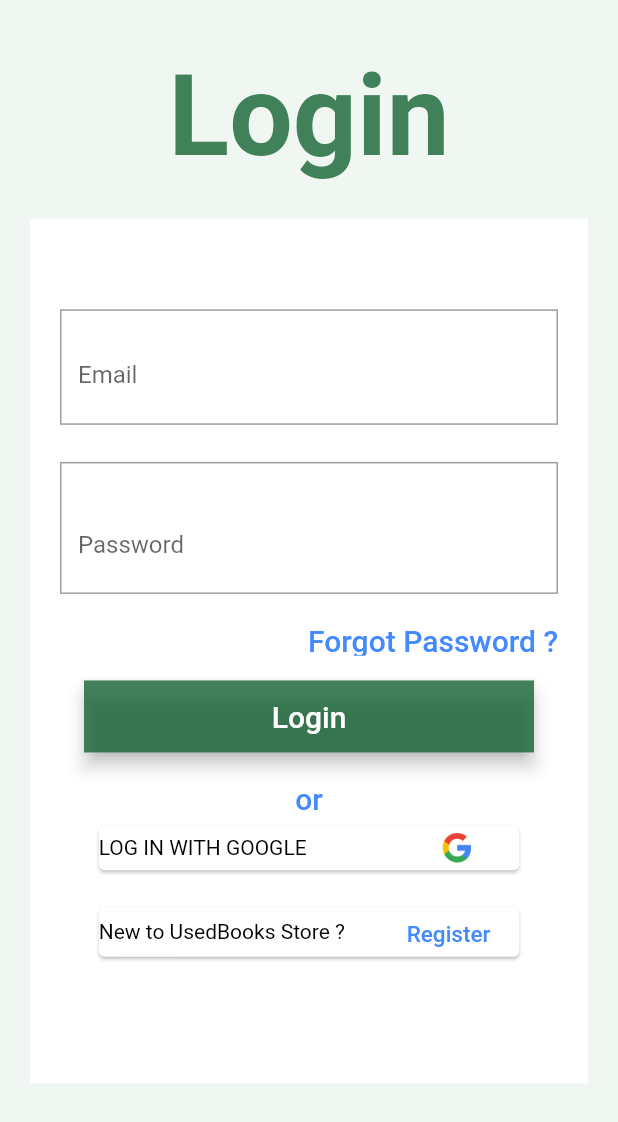
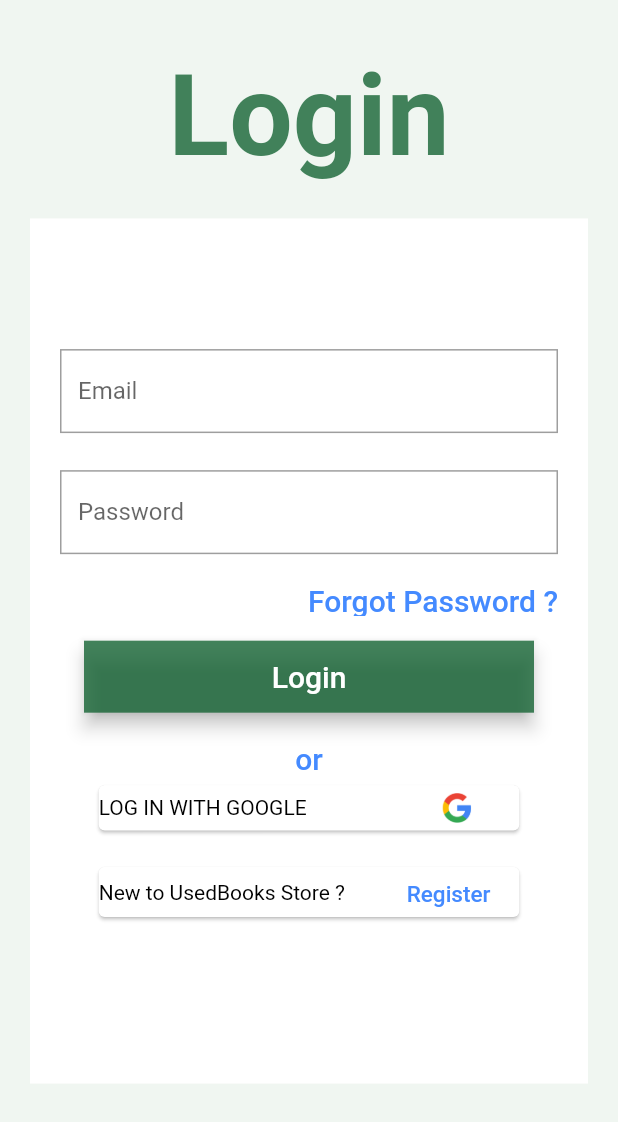
Before and after one commit to dilipbirajadar/firebase_auth_api_bookshop, a Flutter app: the screen it shows after launch, after a tap on "GET STARTED", on a phone screen of 412 x 824 dp. Shown: the top 1122 px of the screen. Run offline on Flutter 3.47's test engine with Material 2 defaults, Android fonts, the phone set to English and light mode, and no system bars; our stand-ins replace getwidget, intl_phone_field, rxdart.

Commit message:
updated login page

```diff
--- a/lib/screens/login_screen.dart
+++ b/lib/screens/login_screen.dart
@@ -24,8 +24,6 @@ class _LoginScreenState extends State<LoginScreen> {
   Widget build(BuildContext context) {
     late Future<LoginSignUpResponse> _clients;
 
-    var width = MediaQuery.of(context).size.width;
-    var height = MediaQuery.of(context).size.height;
 
     final _formKey = GlobalKey<FormState>();
     final emailController = TextEditingController();
@@ -129,7 +127,7 @@ class _LoginScreenState extends State<LoginScreen> {
                       // width: MediaQuery.of(context).size.width * 0.6,
                       child: Center(
                         child: TextField(
-                          style: TextStyle(height: 2.3),
+                          style: TextStyle(height: 1),
                           keyboardType: TextInputType.emailAddress,
                           textAlign: TextAlign.left,
                           onChanged: (value) {},
@@ -158,23 +156,7 @@ class _LoginScreenState extends State<LoginScreen> {
                             border: OutlineInputBorder(
                                 borderRadius:
                                     BorderRadius.all(Radius.circular(0.0))),
-                            suffix: IconButton(
-                                onPressed: () {
-                                  //add Icon button at end of TextField
-                                  setState(() {
-                                    //refresh UI
-                                    if (passenable) {
-                                      //if passenable == true, make it false
-                                      passenable = false;
-                                    } else {
-                                      passenable =
-                                          true; //if passenable == false, make it true
-                                    }
-                                  });
-                                },
-                                icon: Icon(passenable == true
-                                    ? Icons.remove_red_eye
-                                    : Icons.password))
+
                             //eye icon if passenable = true, else, Icon is ***__
                             ),
                         controller: passwordController,
```
